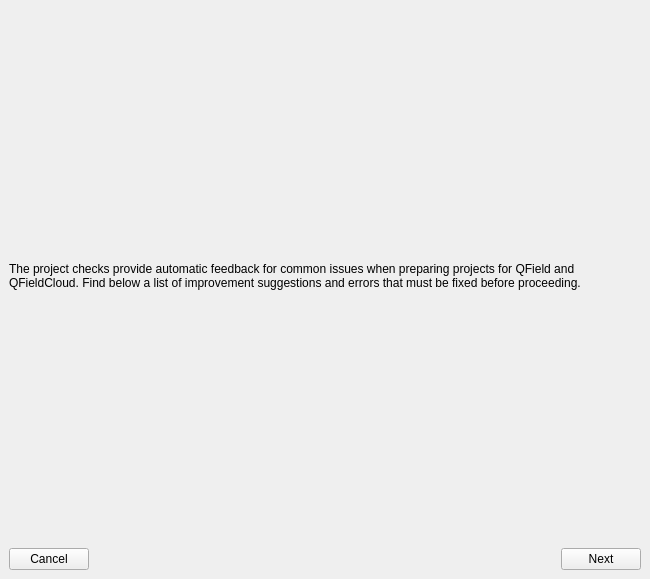
This is qfieldsync/ui/cloud_create_project_widget.ui in opengisch/qfieldsync as Qt 5 draws it before an edit. The edited form follows.
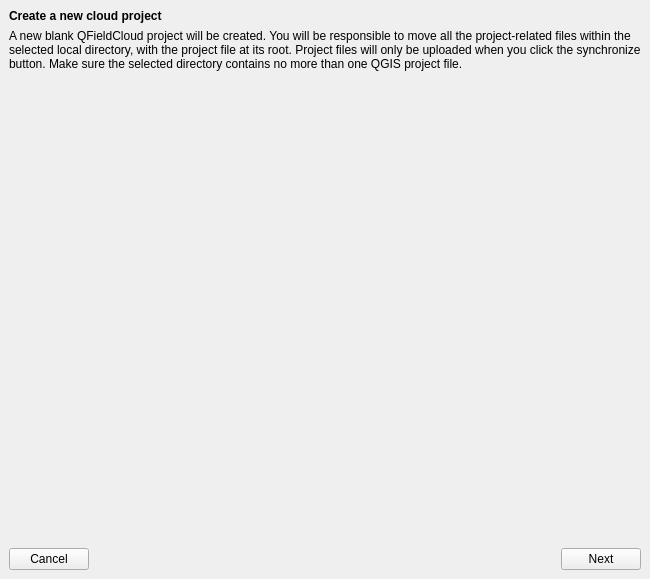
This is the edited form. Icons and pictures are not drawn.

Commit message: feat(ui): add compatibility check step to cloud project wizard UI

Patch:
```diff
--- a/qfieldsync/ui/cloud_create_project_widget.ui
+++ b/qfieldsync/ui/cloud_create_project_widget.ui
@@ -31,6 +31,76 @@
      <property name="currentIndex">
       <number>0</number>
      </property>
+     <widget class="QWidget" name="newProjectInformationPage">
+      <layout class="QVBoxLayout" name="verticalLayout_intro">
+       <item>
+        <widget class="QLabel" name="createCloudTitleLabel">
+         <property name="font">
+          <font>
+           <bold>true</bold>
+          </font>
+         </property>
+         <property name="text">
+          <string>Create a new cloud project</string>
+         </property>
+        </widget>
+       </item>
+       <item>
+        <widget class="QLabel" name="createCloudInfoLabel">
+         <property name="text">
+          <string>A new blank QFieldCloud project will be created. You will be responsible to move all the project-related files within the selected local directory, with the project file at its root. Project files will only be uploaded when you click the synchronize button. Make sure the selected directory contains no more than one QGIS project file.</string>
+         </property>
+         <property name="wordWrap">
+          <bool>true</bool>
+         </property>
+        </widget>
+       </item>
+       <item>
+        <spacer name="verticalSpacer_intro">
+         <property name="orientation">
+          <enum>Qt::Vertical</enum>
+         </property>
+         <property name="sizeHint" stdset="0">
+          <size>
+           <width>20</width>
+           <height>40</height>
+          </size>
+         </property>
+        </spacer>
+       </item>
+       <item>
+        <layout class="QHBoxLayout" name="horizontalLayout_intro">
+         <item>
+          <widget class="QPushButton" name="cancelButton">
+           <property name="text">
+            <string>Cancel</string>
+           </property>
+          </widget>
+         </item>
+         <item>
+          <spacer name="horizontalSpacer_intro">
+           <property name="orientation">
+            <enum>Qt::Horizontal</enum>
+           </property>
+           <property name="sizeHint" stdset="0">
+            <size>
+             <width>40</width>
+             <height>20</height>
+            </size>
+           </property>
+          </spacer>
+         </item>
+         <item>
+          <widget class="QPushButton" name="nextButton">
+           <property name="text">
+            <string>Next</string>
+           </property>
+          </widget>
+         </item>
+        </layout>
+       </item>
+      </layout>
+     </widget>
      <widget class="QWidget" name="projectCompatibilityPage">
       <layout class="QVBoxLayout" name="verticalLayout_2">
        <item>
```
Left out of the diff: 8 changed lines with no effect on the pictures.
